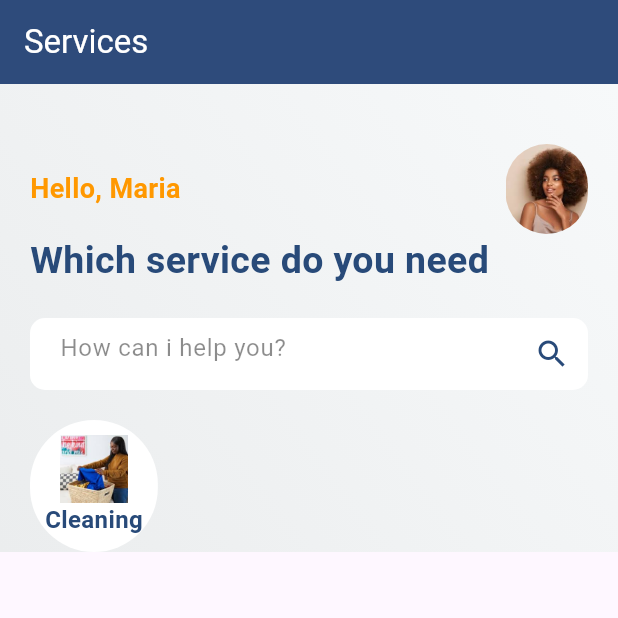
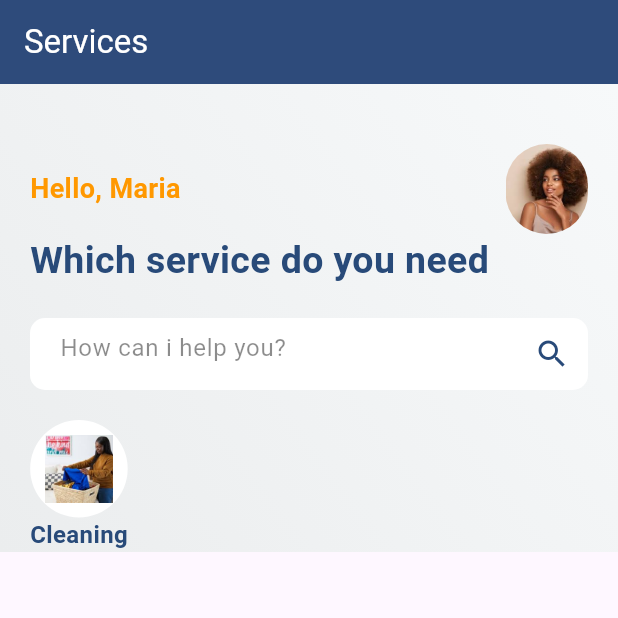
Before and after one commit to Senwin5/serviceproduction, a Flutter app: the screen it shows after launch, on a phone screen of 412 x 824 dp, the top half of it. Run offline on Flutter 3.47's test engine with Material 3 defaults, Android fonts, the phone set to English and light mode, and no system bars.

Commit message:
Servicing in progres

```diff
--- a/lib/pages/home.dart
+++ b/lib/pages/home.dart
@@ -90,19 +90,20 @@ class _HomeState extends State<Home> {
                   SizedBox(height: 20),
                   Row(
                     children: [
+                      Column(
+                        children: [
                           Container(
                             padding: EdgeInsets.all(10),
                             decoration: BoxDecoration(
                               color: Colors.white,
                               borderRadius: BorderRadius.circular(60),
                             ),
-                        child: Column(
-                          children: [
-                            Image.asset(
+                            child: Image.asset(
                               "images/laundry.jpg",
                               height: 45,
                               width: 45,
                               fit: BoxFit.cover,
+                            ),
                           ),
                             //Adding text to the image after converting the image to a Column
                             Text(
@@ -115,7 +116,6 @@ class _HomeState extends State<Home> {
                             ),
                         ],
                       ),
-                      ),
                     ],
                   ),
                 ],
```
Lines whose indentation alone changed are shown as unchanged.
